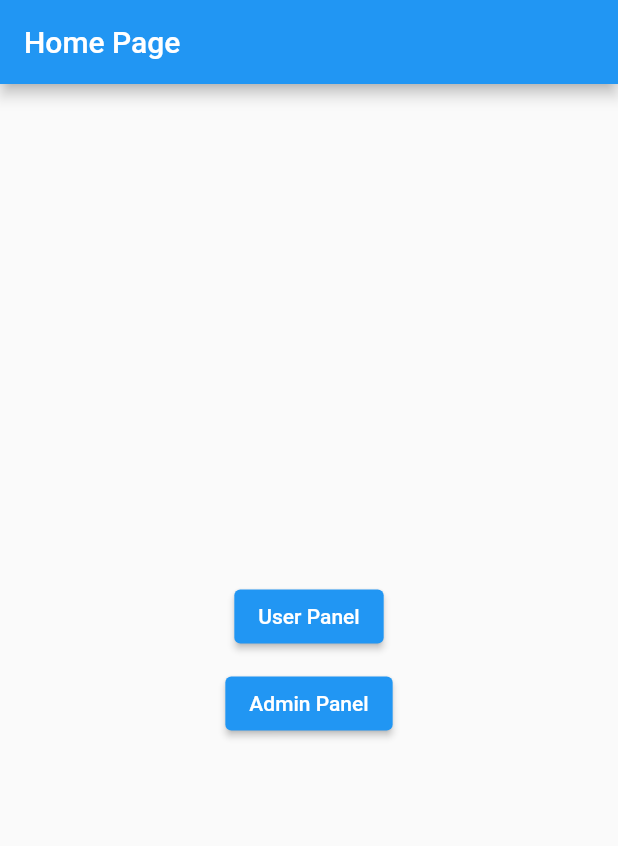
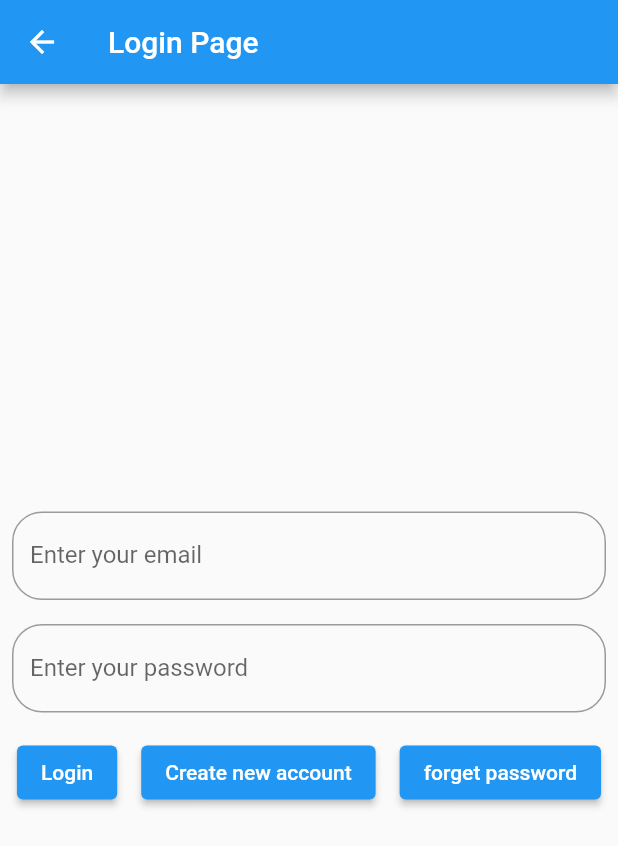
Before and after one commit to muradhossin/library_management, a Flutter app: the screen it shows after launch, after a tap on "User Panel", on a phone screen of 412 x 824 dp. Shown: the top 846 px of the screen. Run offline on Flutter 3.47's test engine with Material 2 defaults, Android fonts, the phone set to English and light mode, and no system bars; missing offline and left inert: dart:js.

Commit message:
login page design

```diff
--- a/lib/main.dart
+++ b/lib/main.dart
@@ -2,6 +2,7 @@ import 'dart:js';
 
 import 'package:flutter/material.dart';
 import 'package:library_management/pages/home_page.dart';
+import 'package:library_management/pages/login_page.dart';
 
 void main(){
   runApp(MaterialApp(
@@ -9,6 +10,7 @@ void main(){
     initialRoute: HomePage.routeName,
     routes: {
       HomePage.routeName: (context) => HomePage(),
+      LoginPage.routeName: (context) => LoginPage(),
     },
   ));
 }
--- a/lib/pages/home_page.dart
+++ b/lib/pages/home_page.dart
@@ -1,4 +1,5 @@
 import 'package:flutter/material.dart';
+import 'package:library_management/pages/login_page.dart';
 
 class HomePage extends StatelessWidget {
   const HomePage({Key? key}) : super(key: key);
@@ -17,14 +18,14 @@ class HomePage extends StatelessWidget {
           children: [
             ElevatedButton(
               onPressed: (){
-
+                Navigator.pushNamed(context, LoginPage.routeName);
               },
               child: const Text('User Panel'),
             ),
             const SizedBox(height: 10,),
             ElevatedButton(
               onPressed: (){
-
+                Navigator.pushNamed(context, LoginPage.routeName);
               },
               child: const Text('Admin Panel'),
             ),
--- /dev/null
+++ b/lib/pages/login_page.dart
@@ -0,0 +1,79 @@
+import 'package:flutter/material.dart';
+
+class LoginPage extends StatelessWidget {
+  const LoginPage({Key? key}) : super(key: key);
+
+  static const String routeName = '/loginpage';
+
+  @override
+  Widget build(BuildContext context) {
+    return Scaffold(
+      appBar: AppBar(
+        title: const Text('Login Page'),
+      ),
+      body: Center(
+        child: Column(
+          mainAxisAlignment: MainAxisAlignment.center,
+          children: [
+            Padding(
+              padding: const EdgeInsets.all(8.0),
+              child: TextFormField(
+                decoration: InputDecoration(
+                  border: OutlineInputBorder(
+                    borderRadius: BorderRadius.circular(20.0),
+                  ),
+                  hintText: "Enter your email",
+                  labelText: "Enter your email",
+                ),
+              ),
+            ),
+            Padding(
+              padding: const EdgeInsets.all(8.0),
+              child: TextFormField(
+                decoration: InputDecoration(
+                  border: OutlineInputBorder(
+                    borderRadius: BorderRadius.circular(20.0),
+                  ),
+                  hintText: "Enter your password",
+                  labelText: "Enter your password",
+                ),
+              ),
+            ),
+            Row(
+              mainAxisAlignment: MainAxisAlignment.center,
+              children: [
+                Padding(
+                  padding: const EdgeInsets.all(8.0),
+                  child: ElevatedButton(
+                    onPressed: (){
+
+                    },
+                    child: const Text('Login'),
+                  ),
+                ),
+                Padding(
+                  padding: const EdgeInsets.all(8.0),
+                  child: ElevatedButton(
+                    onPressed: (){
+
+                    },
+                    child: const Text('Create new account'),
+                  ),
+                ),
+                Padding(
+                  padding: const EdgeInsets.all(8.0),
+                  child: ElevatedButton(
+                    onPressed: (){
+
+                    },
+                    child: const Text('forget password'),
+                  ),
+                ),
+              ],
+            ),
+          ],
+        ),
+      ),
+    );
+  }
+}
```
